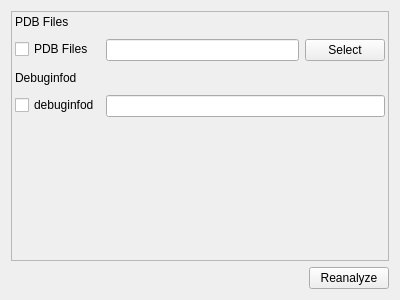
The window that src/dialogs/preferences/SymbolServers.ui (rizinorg/cutter) describes before a commit, drawn with Qt 5.
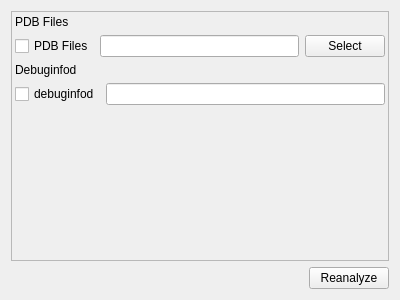
The same window after the commit.

Commit message: resolved requested changes

```diff
--- a/src/dialogs/preferences/SymbolServers.ui
+++ b/src/dialogs/preferences/SymbolServers.ui
@@ -31,19 +31,7 @@
         <height>245</height>
        </rect>
       </property>
-      <layout class="QFormLayout" name="formLayout_2">
-       <property name="fieldGrowthPolicy">
-        <enum>QFormLayout::FieldGrowthPolicy::ExpandingFieldsGrow</enum>
-       </property>
-       <property name="labelAlignment">
-        <set>Qt::AlignmentFlag::AlignLeading|Qt::AlignmentFlag::AlignLeft|Qt::AlignmentFlag::AlignVCenter</set>
-       </property>
-       <property name="horizontalSpacing">
-        <number>6</number>
-       </property>
-       <property name="verticalSpacing">
-        <number>10</number>
-       </property>
+      <layout class="QVBoxLayout" name="verticalLayout">
        <property name="leftMargin">
         <number>3</number>
        </property>
@@ -56,21 +44,23 @@
        <property name="bottomMargin">
         <number>3</number>
        </property>
-       <item row="0" column="0">
+       <item>
         <widget class="QLabel" name="pdbTitle">
          <property name="text">
           <string>PDB Files</string>
          </property>
         </widget>
        </item>
-       <item row="1" column="0">
+       <item>
+        <layout class="QHBoxLayout" name="horizontalLayout_5">
+         <item>
         <widget class="QCheckBox" name="pdbCheckBox">
          <property name="text">
           <string>PDB Files</string>
          </property>
         </widget>
        </item>
-       <item row="1" column="1">
+         <item>
         <widget class="QWidget" name="pdbWidget" native="true">
          <layout class="QHBoxLayout" name="horizontalLayout_2">
           <property name="leftMargin">
@@ -98,22 +88,41 @@
          </layout>
         </widget>
        </item>
-       <item row="2" column="0">
+        </layout>
+       </item>
+       <item>
         <widget class="QLabel" name="debuginfodTitle">
          <property name="text">
           <string>Debuginfod</string>
          </property>
         </widget>
        </item>
-       <item row="3" column="1">
-        <widget class="QLineEdit" name="debuginfodLineEdit"/>
-       </item>
-       <item row="3" column="0">
+       <item>
+        <layout class="QHBoxLayout" name="horizontalLayout_6">
+         <item>
         <widget class="QCheckBox" name="debuginfodCheckBox">
          <property name="text">
           <string>debuginfod</string>
          </property>
         </widget>
+         </item>
+         <item>
+          <widget class="QLineEdit" name="debuginfodLineEdit"/>
+         </item>
+        </layout>
+       </item>
+       <item>
+        <spacer name="verticalSpacer">
+         <property name="orientation">
+          <enum>Qt::Orientation::Vertical</enum>
+         </property>
+         <property name="sizeHint" stdset="0">
+          <size>
+           <width>20</width>
+           <height>40</height>
+          </size>
+         </property>
+        </spacer>
        </item>
       </layout>
      </widget>
```
Lines whose indentation alone changed are shown as unchanged. The commit also changes 1 other file.
